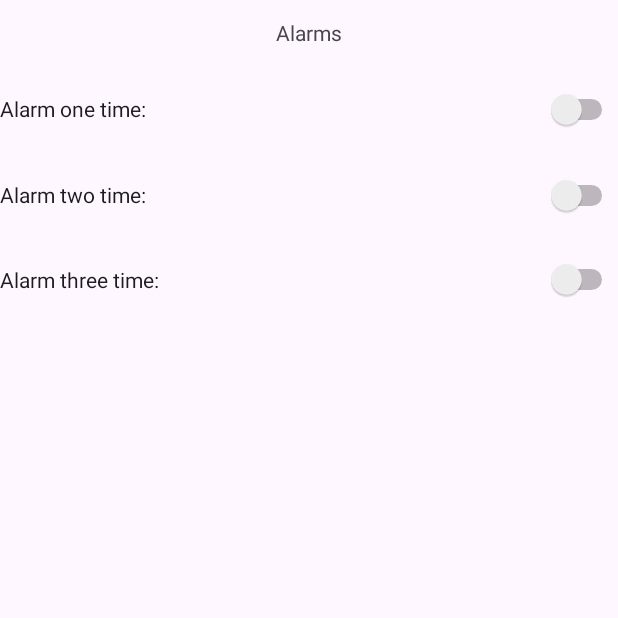
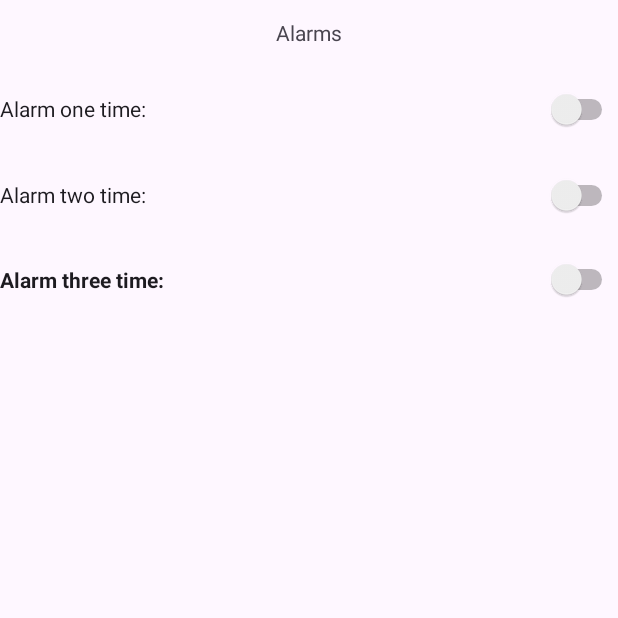
Before and after one commit to miyakibanas/Strive, an Android app: the screen it shows after launch (MainActivity), on a phone screen of 412 x 824 dp, the top half of it. Run offline under Robolectric (Android 15) with nearby library versions, the phone set to English and light mode, and no system bars.

Commit message:
made the text bold to see better.

```diff
--- a/app/src/main/res/layout/activity_main.xml
+++ b/app/src/main/res/layout/activity_main.xml
@@ -33,7 +33,8 @@
             android:id="@+id/thirdAlarm"
             android:layout_width="match_parent"
             android:layout_height="55dp"
-            android:text="Alarm three time: " />
+            android:text="Alarm three time: "
+            android:textStyle="bold" />
     </LinearLayout>
 
 </LinearLayout>
```
